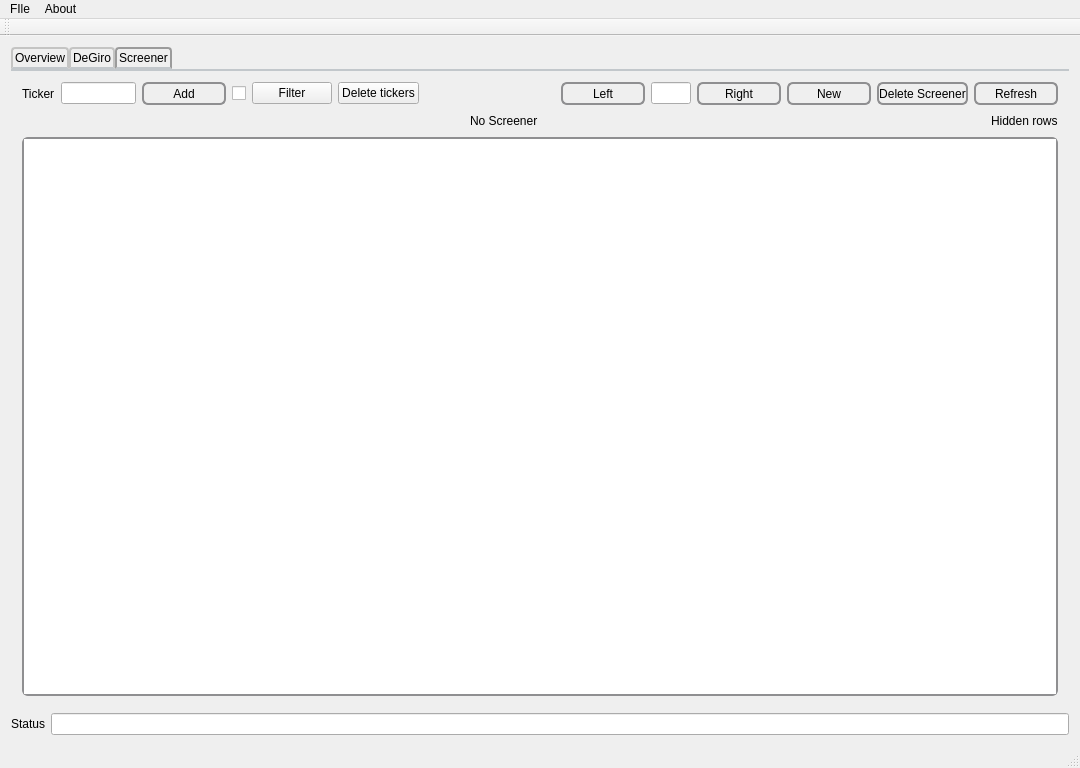
Qt form mainwindow.ui (ado130/SPM) before a commit.
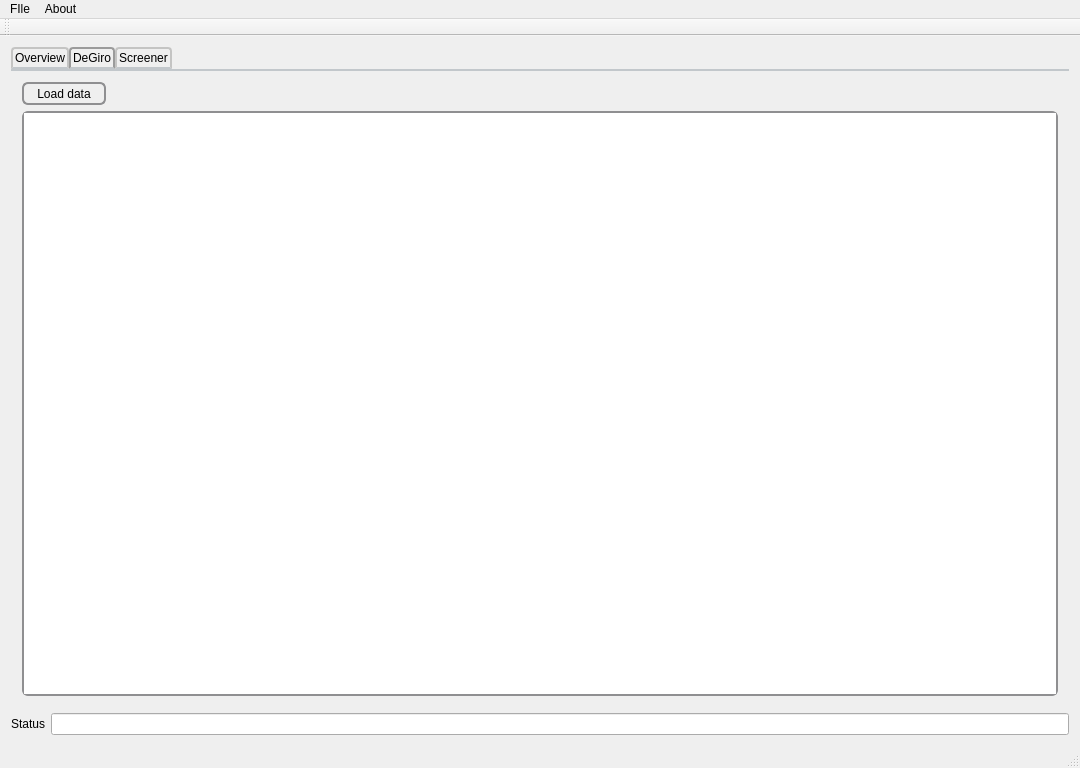
The same form after that commit.

Commit message: Fixed issues, added refresh + delete, browser-like screeners

```diff
--- a/mainwindow.ui
+++ b/mainwindow.ui
@@ -70,9 +70,9 @@
 </string>
         </property>
         <property name="currentIndex">
-         <number>2</number>
+         <number>1</number>
         </property>
-        <widget class="QWidget" name="tabOverview">
+        <widget class="QWidget" name="tabOverviewMain">
          <attribute name="title">
           <string>Overview</string>
          </attribute>
@@ -159,7 +159,7 @@
           </layout>
          </widget>
         </widget>
-        <widget class="QWidget" name="tabDegiro">
+        <widget class="QWidget" name="tabDegiroMain">
          <attribute name="title">
           <string>DeGiro</string>
          </attribute>
@@ -179,6 +179,9 @@
             <property name="alternatingRowColors">
              <bool>true</bool>
             </property>
+            <property name="selectionMode">
+             <enum>QAbstractItemView::SingleSelection</enum>
+            </property>
             <attribute name="horizontalHeaderVisible">
              <bool>false</bool>
             </attribute>
@@ -214,13 +217,6 @@
             </property>
            </widget>
           </item>
-          <item row="0" column="2">
-           <widget class="QPushButton" name="pushButton">
-            <property name="text">
-             <string>Test</string>
-            </property>
-           </widget>
-          </item>
           <item row="0" column="1">
            <spacer name="horizontalSpacer">
             <property name="orientation">
@@ -236,7 +232,7 @@
           </item>
          </layout>
         </widget>
-        <widget class="QWidget" name="tabScreener">
+        <widget class="QWidget" name="tabScreenerMain">
          <attribute name="title">
           <string>Screener</string>
          </attribute>
@@ -332,82 +328,6 @@
                 </property>
                </spacer>
               </item>
-              <item>
-               <widget class="QPushButton" name="pbLeftScreener">
-                <property name="styleSheet">
-                 <string notr="true">QPushButton {
-    border: 2px solid #8f8f91;
-    border-radius: 6px;
-    background-color: qlineargradient(x1: 0, y1: 0, x2: 0, y2: 1,
-                                      stop: 0 #f6f7fa, stop: 1 #dadbde);
-    min-width: 80px;
-	min-height: 19px;
-}
-
-QPushButton:pressed {
-    background-color: qlineargradient(x1: 0, y1: 0, x2: 0, y2: 1,
-                                      stop: 0 #dadbde, stop: 1 #f6f7fa);
-}
-
-QPushButton:flat {
-    border: none; /* no border for a flat push button */
-}
-
-QPushButton:default {
-    border-color: navy; /* make the default button prominent */
-}</string>
-                </property>
-                <property name="text">
-                 <string>Left</string>
-                </property>
-               </widget>
-              </item>
-              <item>
-               <widget class="QLineEdit" name="leScreenerIndex">
-                <property name="maximumSize">
-                 <size>
-                  <width>40</width>
-                  <height>16777215</height>
-                 </size>
-                </property>
-                <property name="alignment">
-                 <set>Qt::AlignCenter</set>
-                </property>
-                <property name="readOnly">
-                 <bool>true</bool>
-                </property>
-               </widget>
-              </item>
-              <item>
-               <widget class="QPushButton" name="pbRightScreener">
-                <property name="styleSheet">
-                 <string notr="true">QPushButton {
-    border: 2px solid #8f8f91;
-    border-radius: 6px;
-    background-color: qlineargradient(x1: 0, y1: 0, x2: 0, y2: 1,
-                                      stop: 0 #f6f7fa, stop: 1 #dadbde);
-    min-width: 80px;
-	min-height: 19px;
-}
-
-QPushButton:pressed {
-    background-color: qlineargradient(x1: 0, y1: 0, x2: 0, y2: 1,
-                                      stop: 0 #dadbde, stop: 1 #f6f7fa);
-}
-
-QPushButton:flat {
-    border: none; /* no border for a flat push button */
-}
-
-QPushButton:default {
-    border-color: navy; /* make the default button prominent */
-}</string>
-                </property>
-                <property name="text">
-                 <string>Right</string>
-                </property>
-               </widget>
-              </item>
               <item>
                <widget class="QPushButton" name="pbNewScreener">
                 <property name="styleSheet">
@@ -501,66 +421,62 @@
              </layout>
             </item>
             <item>
-             <layout class="QHBoxLayout" name="horizontalLayout_2">
-              <item>
-               <spacer name="horizontalSpacer_2">
-                <property name="orientation">
-                 <enum>Qt::Horizontal</enum>
-                </property>
-                <property name="sizeHint" stdset="0">
-                 <size>
-                  <width>40</width>
-                  <height>20</height>
-                 </size>
-                </property>
-               </spacer>
-              </item>
-              <item>
-               <widget class="QLabel" name="lbScreenerName">
-                <property name="text">
-                 <string>No Screener</string>
-                </property>
-               </widget>
-              </item>
-              <item>
-               <spacer name="horizontalSpacer_4">
-                <property name="orientation">
-                 <enum>Qt::Horizontal</enum>
-                </property>
-                <property name="sizeHint" stdset="0">
-                 <size>
-                  <width>40</width>
-                  <height>20</height>
-                 </size>
-                </property>
-               </spacer>
-              </item>
-              <item>
-               <widget class="QLabel" name="lbHidden">
-                <property name="text">
-                 <string>Hidden rows</string>
-                </property>
-               </widget>
-              </item>
-             </layout>
+             <layout class="QHBoxLayout" name="horizontalLayout_2"/>
             </item>
             <item>
-             <widget class="QTableWidget" name="tableScreener">
+             <widget class="QTabWidget" name="tabScreener">
               <property name="styleSheet">
-               <string notr="true">QTableWidget {
-    border: 2px solid #8f8f91;
-    border-radius: 6px;
-    background-color: qlineargradient(x1: 0, y1: 0, x2: 0, y2: 1,
-                                      stop: 0 #f6f7fa, stop: 1 #dadbde);
-	selection-background-color: gray;
-    alternate-background-color: #dadbde;
-}</string>
+               <string notr="true">QTabWidget::pane { /* The tab widget frame */
+    border-top: 2px solid #C2C7CB;
+    position: absolute;
+    top: -0.5em;
+}
+
+QTabWidget::tab-bar {
+    alignment: center;
+}
+
+/* Style the tab using the tab sub-control. Note that
+    it reads QTabBar _not_ QTabWidget */
+QTabBar::tab {
+    background: qlineargradient(x1: 0, y1: 0, x2: 0, y2: 1,
+                                stop: 0 #E1E1E1, stop: 0.4 #DDDDDD,
+                                stop: 0.5 #D8D8D8, stop: 1.0 #D3D3D3);
+    border: 2px solid #C4C4C3;
+    border-bottom-color: #C2C7CB; /* same as the pane color */
+    border-top-left-radius: 4px;
+    border-top-right-radius: 4px;
+    min-width: 8ex;
+    padding: 2px;
+}
+
+QTabBar::tab:selected, QTabBar::tab:hover {
+    background: qlineargradient(x1: 0, y1: 0, x2: 0, y2: 1,
+                                stop: 0 #fafafa, stop: 0.4 #f4f4f4,
+                                stop: 0.5 #e7e7e7, stop: 1.0 #fafafa);
+}
+
+QTabBar::tab:selected {
+    border-color: #9B9B9B;
+    border-bottom-color: #C2C7CB; /* same as pane color */
+}
+
+QTabBar::scroller { /* the width of the scroll buttons */
+    width: 20px;
+}
+
+QTabBar QToolButton { /* the scroll buttons are tool buttons */
+    border-width: 2px;
+}
+
+
+QTabBar::close-button {
+    subcontrol-position: left;
+}
+</string>
               </property>
-              <property name="alternatingRowColors">
-               <bool>true</bool>
-              </property>
-              <property name="sortingEnabled">
-               <bool>true</bool>
+              <property name="currentIndex">
+               <number>-1</number>
               </property>
              </widget>
             </item>
```
The commit also changes 9 other files.
